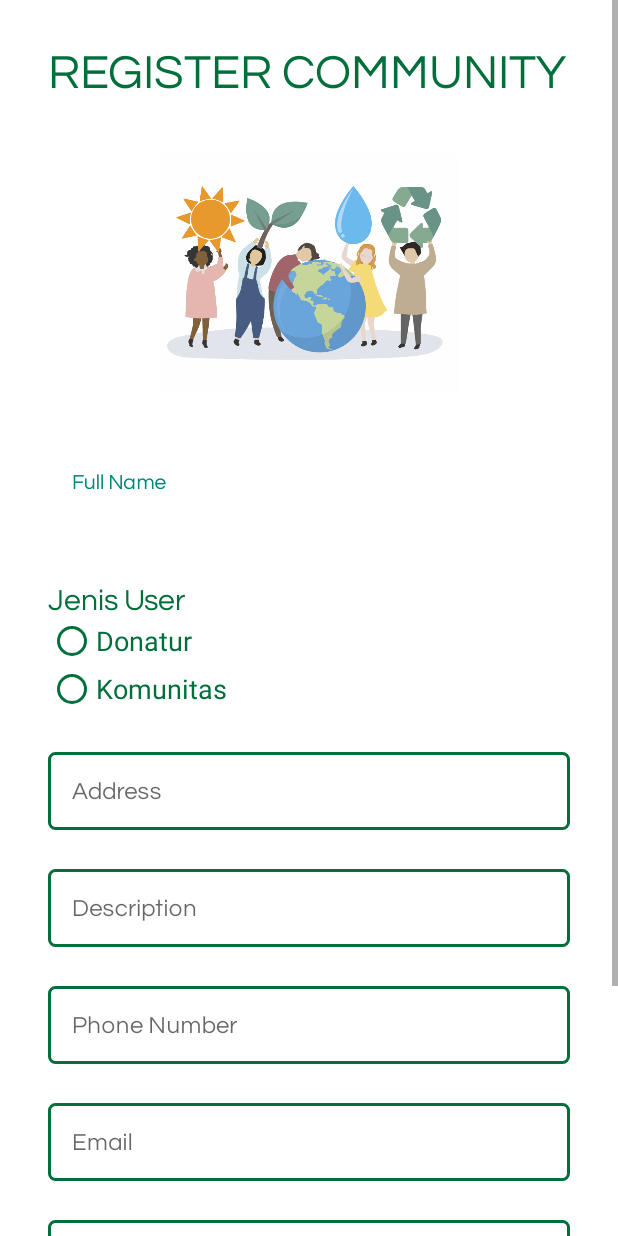
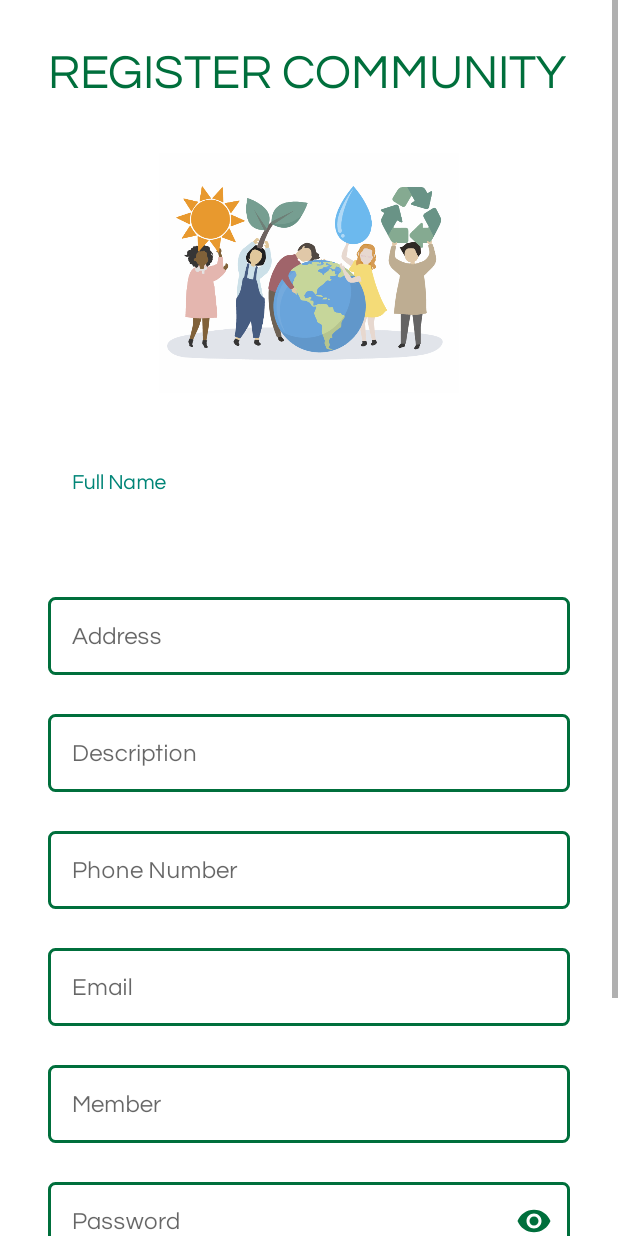
Before and after one commit to rifdahneta/Foodless, an Android app: the RegistrasiKomunitas screen opened directly, with no data from a screen before it, on a phone screen of 412 x 824 dp. Run offline under Robolectric (Android 15) with nearby library versions, the phone set to English and light mode, and no system bars.

Commit message:
add button login in register

```diff
--- a/app/src/main/res/layout/activity_registrasi_komunitas.xml
+++ b/app/src/main/res/layout/activity_registrasi_komunitas.xml
@@ -63,44 +63,6 @@
                     android:textColor="@color/bgcolor"
                     android:textColorHint="@color/bgcolor" />
             </android.support.design.widget.TextInputLayout>
-
-            <RadioGroup
-                android:id="@+id/radioJenisUser"
-                android:layout_width="match_parent"
-                android:layout_height="wrap_content"
-                android:layout_marginLeft="16dp"
-                android:layout_marginTop="8dp"
-                android:layout_marginRight="16dp"
-                android:layout_marginBottom="10dp">
-
-                <TextView
-                    android:id="@+id/jenisUser"
-                    android:layout_width="wrap_content"
-                    android:layout_height="wrap_content"
-                    android:text="Jenis User"
-                    android:textColor="@color/bgcolor"
-                    android:textSize="20sp"/>
-
-                <RadioButton
-                    android:id="@+id/radioDonatur"
-                    android:layout_width="match_parent"
-                    android:layout_height="wrap_content"
-                    android:layout_weight="1"
-                    android:buttonTint="@color/bgcolor"
-                    android:text="@string/donatur"
-                    android:textColor="@color/bgcolor"
-                    android:textSize="18sp"/>
-
-                <RadioButton
-                    android:id="@+id/radioKomunitas"
-                    android:layout_width="match_parent"
-                    android:layout_height="wrap_content"
-                    android:layout_weight="1"
-                    android:buttonTint="@color/bgcolor"
-                    android:text="@string/komunitas"
-                    android:textColor="@color/bgcolor"
-                    android:textSize="18sp"/>
-            </RadioGroup>
 
 
             <android.support.design.widget.TextInputLayout
@@ -234,6 +196,20 @@
                 android:textColor="@color/putih"
                 />
 
+            <Button
+                android:id="@+id/button_login"
+                android:layout_width="match_parent"
+                android:layout_height="wrap_content"
+                android:layout_gravity="center"
+                android:text="@string/login"
+                android:layout_marginTop="10dp"
+                android:layout_marginBottom="32dp"
+                android:layout_marginRight="10dp"
+                android:layout_marginLeft="10dp"
+                android:textColor="@color/bgcolor"
+                android:fontFamily="@font/questrial"
+                android:textSize="16sp"
+                android:background="@drawable/background_btn_rounded"/>
             <ProgressBar
                 android:id="@+id/progress_regis"
                 android:layout_width="wrap_content"
```
Also changed, not shown: app/src/main/res/layout/activity_register.xml (+0 -38 lines).
